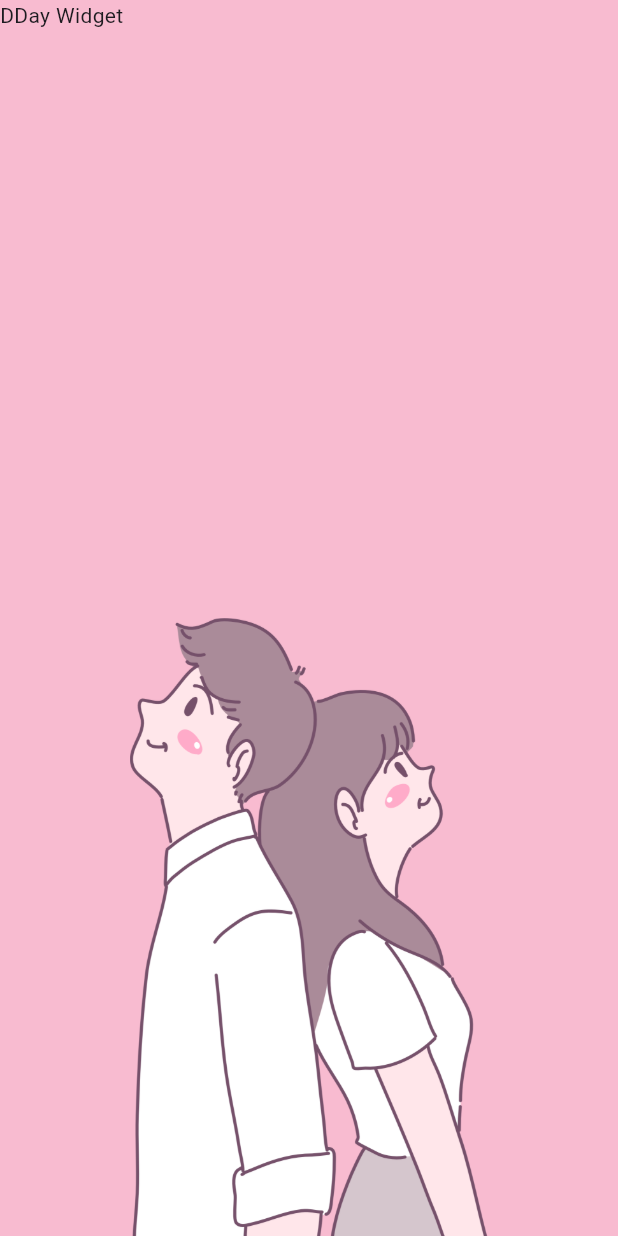
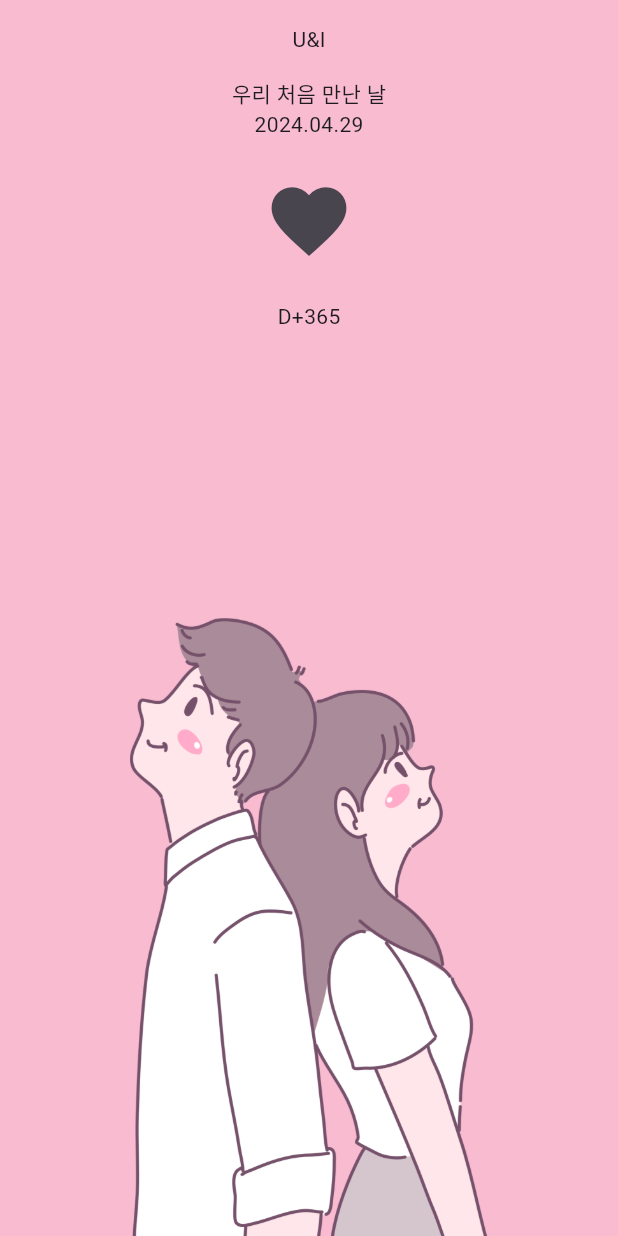
Before and after one commit to Leedoseo/Flutter_WidgetStudy, a Flutter app: the screen it shows after launch, on a phone screen of 412 x 824 dp. Run offline on Flutter 3.47's test engine with Material 3 defaults, Android fonts, the phone set to English and light mode, and no system bars; our stand-ins replace webview_flutter.

Commit message:
D-day 위젯 텍스트 추가

```diff
--- a/d_day_app/lib/screen/home_screen.dart
+++ b/d_day_app/lib/screen/home_screen.dart
@@ -26,7 +26,33 @@ class HomeScreen extends StatelessWidget {
 class _DDay extends StatelessWidget { // D-day 위젯 생성
   @override
   Widget build(BuildContext context) {
-    return Text("DDay Widget");
+    return Column(
+      children: [
+        const SizedBox(height: 16.0),
+        Text( // 최상단 U&I 텍스트
+          "U&I",
+        ),
+        const SizedBox(height: 16.0),
+        Text( // 두 번째 텍스트
+          "우리 처음 만난 날"
+        ),
+        Text( // 임시로 지정한 만난 날짜
+          "2024.04.29",
+        ),
+        const SizedBox(height: 16.0),
+        IconButton(
+          iconSize: 60.0,
+          onPressed: () {},
+          icon: Icon(
+            Icons.favorite,
+          ),
+        ),
+        const SizedBox(height: 16.0),
+        Text(
+          "D+365",
+        )
+      ],
+    );
   }
 }
 
```
